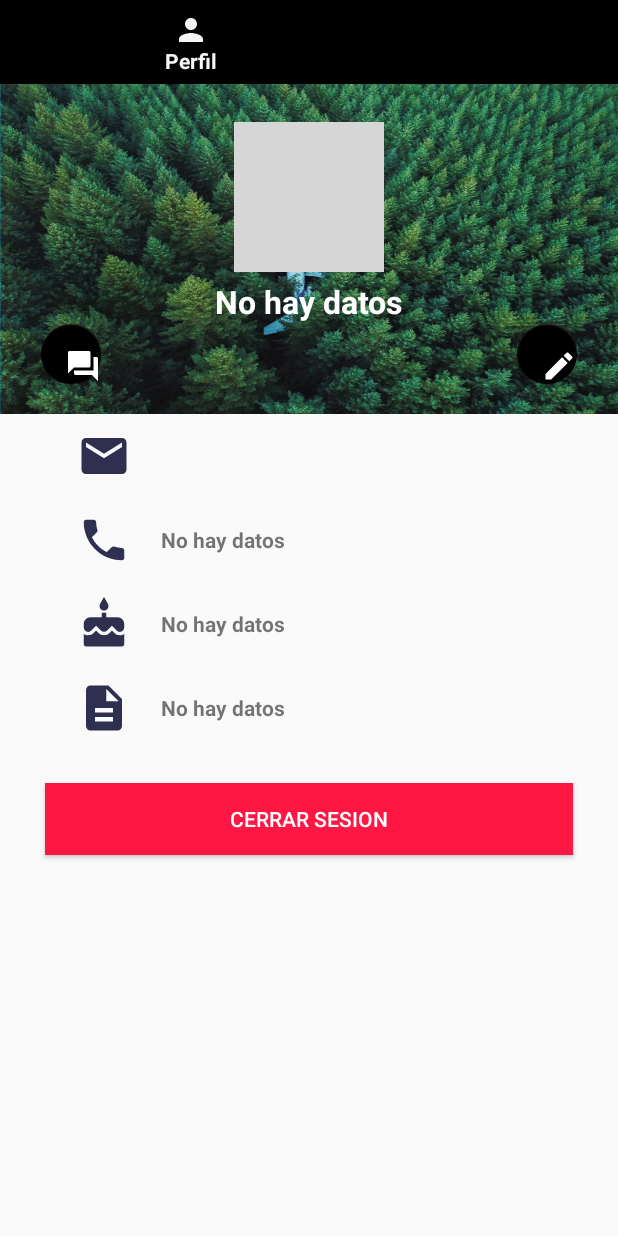
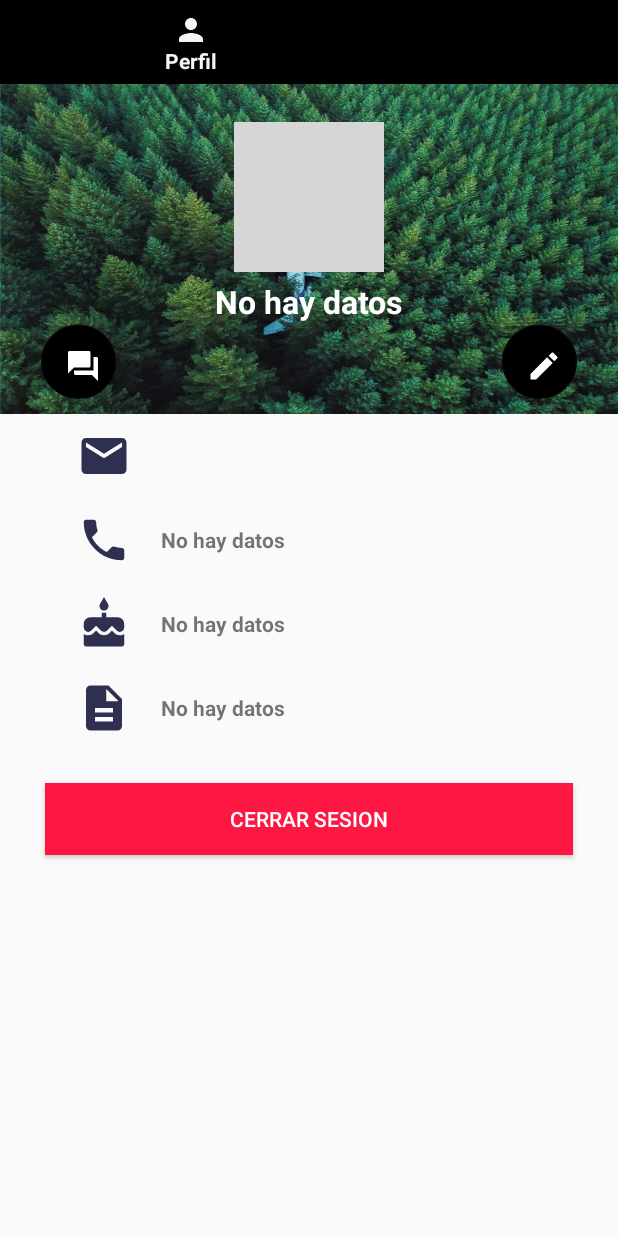
Before and after one commit to Zannier7/NewApp, an Android app: the screen it shows after launch once a user with an empty profile is signed in (InicioActivity), item 2 of the bottom bar chosen, on a phone screen of 412 x 824 dp. Run offline under Robolectric (Android 15) with nearby library versions, the phone set to English and light mode, and no system bars; our stand-ins replace Firebase (no records; nobody signed in at launch, a user with empty details on screens opened directly); libraries missing offline, so code that uses them is left out: com.facebook, com.facebook.login; 3 statements that could not run were skipped; grey boxes are pictures that could not be loaded.

Commit message:
por ahora

```diff
--- a/app/src/main/java/pe/com/app/nose/Popup_create.java
+++ b/app/src/main/java/pe/com/app/nose/Popup_create.java
@@ -430,7 +430,6 @@ public class Popup_create extends Activity  implements GoogleApiClient.OnConnect
         outState.putString("date4", date3);
         outState.putString("time4", time3);
 
-        Toast.makeText(this, "LLega "+title3, Toast.LENGTH_SHORT).show();
         super.onSaveInstanceState(outState);
     }
 
--- a/app/src/main/res/drawable/pro_profile.xml
+++ b/app/src/main/res/drawable/pro_profile.xml
@@ -1,4 +1,4 @@
-<vector android:height="96dp" android:tint="#2f2f4f"
+<vector android:height="96dp" android:tint="#fff"
     android:viewportHeight="24.0" android:viewportWidth="24.0"
     android:width="96dp" xmlns:android="http://schemas.android.com/apk/res/android">
     <path android:fillColor="#FF000000" android:pathData="M12,12c2.21,0 4,-1.79 4,-4s-1.79,-4 -4,-4 -4,1.79 -4,4 1.79,4 4,4zM12,14c-2.67,0 -8,1.34 -8,4v2h16v-2c0,-2.66 -5.33,-4 -8,-4z"/>
--- a/app/src/main/res/layout/fragment_perfil.xml
+++ b/app/src/main/res/layout/fragment_perfil.xml
@@ -165,8 +165,8 @@
 
         <android.support.design.widget.FloatingActionButton
             android:id="@+id/pro_profile_edit"
-            android:layout_width="40dp"
-            android:layout_height="40dp"
+            android:layout_width="50dp"
+            android:layout_height="50dp"
             android:layout_alignParentRight="true"
             android:layout_alignParentTop="true"
             android:layout_marginRight="27dp"
@@ -177,8 +177,8 @@
 
         <android.support.design.widget.FloatingActionButton
             android:id="@+id/invite_button"
-            android:layout_width="40dp"
-            android:layout_height="40dp"
+            android:layout_width="50dp"
+            android:layout_height="50dp"
             android:layout_alignParentLeft="true"
             android:layout_alignTop="@+id/pro_profile_edit"
             android:clickable="true"
```
Also changed, not shown: app/src/main/java/pe/com/app/nose/HomeFragment.java (+27 -11 lines), app/src/main/java/pe/com/app/nose/PopupDescripcion.java (+15 -3 lines), app/src/main/res/layout/popup_descripcion.xml (+8 -15 lines).
